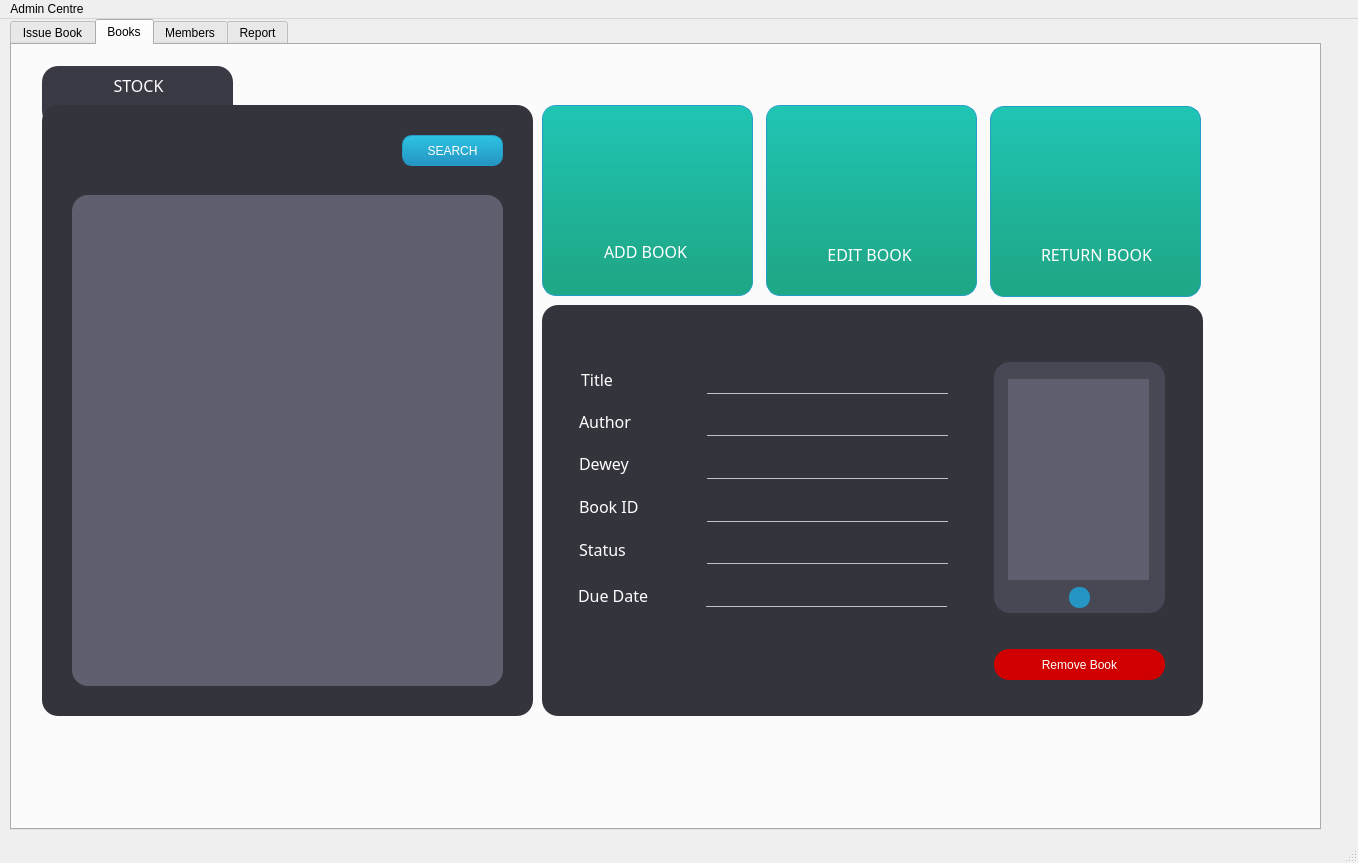
Above: the_Libarary/mainwindow.ui from 270122090/17.11.2021 before the change. Below: the same form after it.
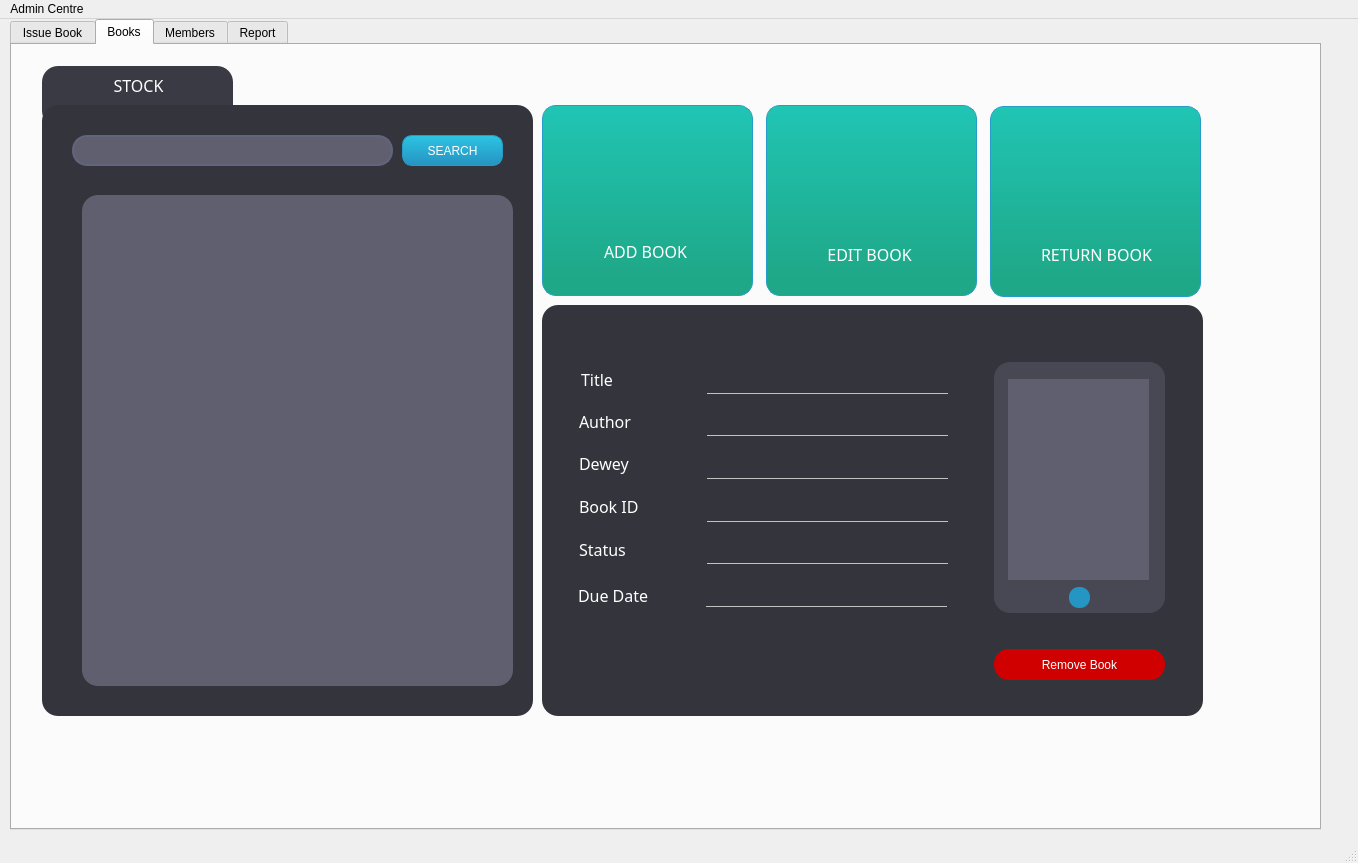
That is the form after the change. Icons and pictures are not drawn.

Commit message:
3err +Add Book + Load Book Display
writing file,
when adding book it is not updating the list widget

What changed in the file:
```diff
--- a/the_Libarary/mainwindow.ui
+++ b/the_Libarary/mainwindow.ui
@@ -1286,19 +1286,6 @@
       <property name="frameShadow">
        <enum>QFrame::Raised</enum>
       </property>
-      <widget class="QListWidget" name="listBooks">
-       <property name="geometry">
-        <rect>
-         <x>30</x>
-         <y>90</y>
-         <width>431</width>
-         <height>491</height>
-        </rect>
-       </property>
-       <property name="styleSheet">
-        <string notr="true">background-color: rgb(95, 95, 112);</string>
-       </property>
-      </widget>
       <widget class="QPushButton" name="btnSearchBook">
        <property name="geometry">
         <rect>
@@ -1357,16 +1344,62 @@
         <string>SEARCH</string>
        </property>
       </widget>
-      <widget class="QLineEdit" name="lineEdit">
+      <widget class="QListWidget" name="listBooks">
        <property name="geometry">
         <rect>
-         <x>60</x>
-         <y>40</y>
-         <width>281</width>
-         <height>20</height>
+         <x>40</x>
+         <y>90</y>
+         <width>431</width>
+         <height>491</height>
         </rect>
        </property>
+       <property name="styleSheet">
+        <string notr="true">background-color: rgb(95, 95, 112);</string>
+       </property>
       </widget>
+      <widget class="QLineEdit" name="txtSearchBook">
+       <property name="geometry">
+        <rect>
+         <x>30</x>
+         <y>30</y>
+         <width>321</width>
+         <height>31</height>
+        </rect>
+       </property>
+       <property name="accessibleName">
+        <string>Type here</string>
+       </property>
+       <property name="styleSheet">
+        <string notr="true">QLineEdit{
+border: 2px solid rgb(96, 101, 124);
+border-radius: 15px;
+color: rgb(255, 255, 255);
+font: 12pt &quot;Century Gothic&quot;;
+padding-left:20px;
+padding-rght: 20px;
+background-color: rgb(95, 95, 112);
+}
+
+
+QLineEdit::hover{
+border: 2px solid rgb(43, 153, 213);
+}
+
+QLineEdit::focus{
+border: 2px solid rgb(170, 255, 255);
+background-color:rgb(43,45,56);
+}</string>
+       </property>
+       <property name="frame">
+        <bool>false</bool>
+       </property>
+       <property name="clearButtonEnabled">
+        <bool>true</bool>
+       </property>
+      </widget>
+      <zorder>txtSearchBook</zorder>
+      <zorder>btnSearchBook</zorder>
+      <zorder>listBooks</zorder>
      </widget>
      <widget class="QLabel" name="label_17">
       <property name="geometry">
```
The commit also changes 9 other files.
